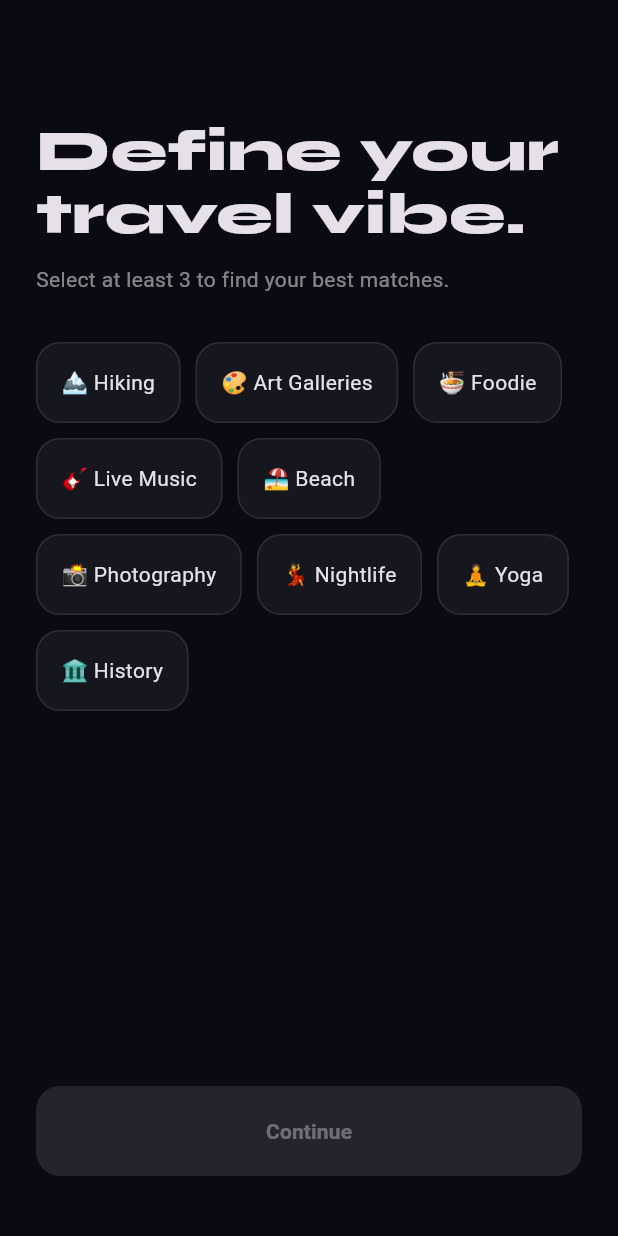
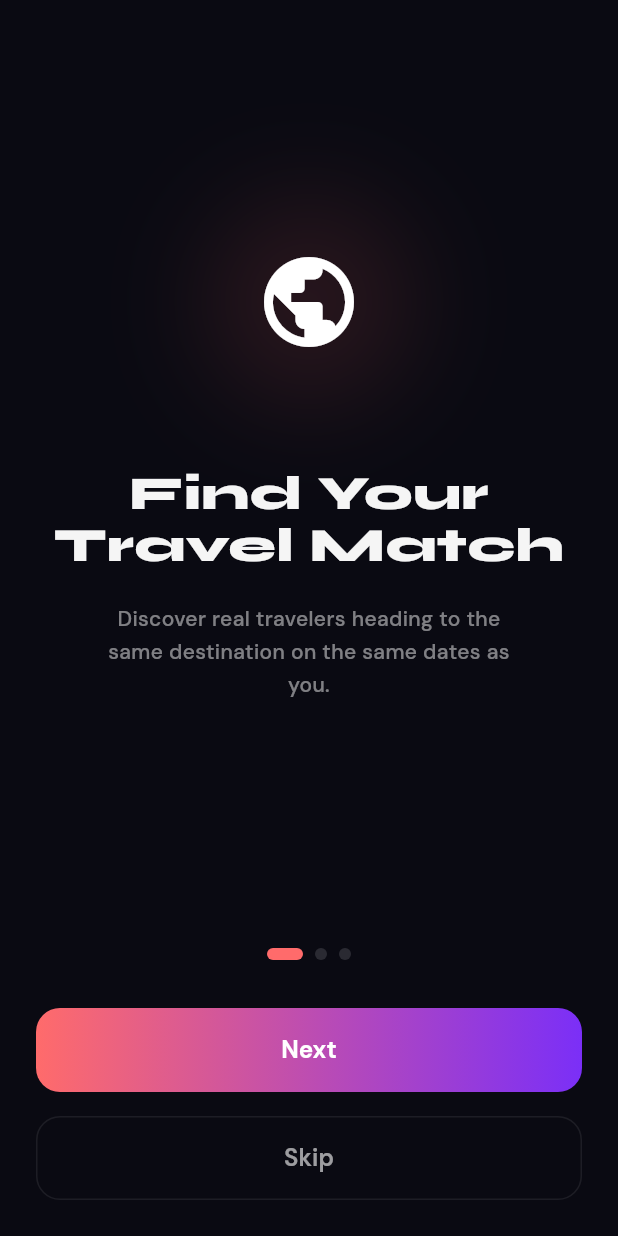
Before and after one commit to archetechglobal/zussgo-app, a Flutter app: the screen it shows after launch, on a phone screen of 412 x 824 dp. Run offline on Flutter 3.47's test engine with Material 3 defaults, Android fonts, the phone set to English and light mode, and no system bars; our stand-ins replace google_fonts.

Commit message:
Onboarding screen is completed

```diff
--- a/lib/features/onboarding/presentation/onboarding_screen.dart
+++ b/lib/features/onboarding/presentation/onboarding_screen.dart
@@ -9,111 +9,257 @@ class OnboardingScreen extends StatefulWidget {
 }
 
 class _OnboardingScreenState extends State<OnboardingScreen> {
-  // List of interests for Zussgo users
-  final List<String> _allInterests = [
-    '🏔️ Hiking',
-    '🎨 Art Galleries',
-    '🍜 Foodie',
-    '🎸 Live Music',
-    '🏖️ Beach',
-    '📸 Photography',
-    '💃 Nightlife',
-    '🧘 Yoga',
-    '🏛️ History',
+  final PageController _pageController = PageController();
+  int _currentPage = 0;
+
+  // Brand Colors matching your Splash Screen
+  static const Color coral = Color(0xFFFF6B6B);
+  static const Color violet = Color(0xFF7B2FF7);
+  static const Color darkBg = Color(0xFF0A0A12);
+
+  // Exact data from the UI designs including precise line breaks
+  final List<Map<String, dynamic>> _onboardingData = [
+    {
+      "icon": Icons.public, // Temporary guaranteed icon
+      "image": "assets/images/globe.png", // Ready for your exported 3D asset
+      "title": "Find Your\nTravel Match",
+      "subtitle":
+          "Discover real travelers heading to the\nsame destination on the same dates as\nyou.",
+      "showSkip": true,
+    },
+    {
+      "icon": Icons.handshake_outlined,
+      "image": "assets/images/handshake.png",
+      "title": "Match &\nConnect",
+      "subtitle":
+          "Browse verified profiles, match with\nwho you vibe with, and chat before you\ngo.",
+      "showSkip": false,
+    },
+    {
+      "icon": Icons.flight_takeoff,
+      "image": "assets/images/plane.png",
+      "title": "Travel\nTogether",
+      "subtitle":
+          "No more cancelled trips. No more solo\nanxiety. Just shared adventures.",
+      "showSkip": false,
+    },
   ];
 
-  final List<String> _selectedInterests = [];
+  void _goToNextPage() {
+    if (_currentPage < _onboardingData.length - 1) {
+      _pageController.nextPage(
+        duration: const Duration(milliseconds: 400),
+        curve: Curves.easeInOut,
+      );
+    } else {
+      _finishOnboarding();
+    }
+  }
+
+  void _finishOnboarding() {
+    // Navigate to Login/Signup when Auth is ready
+    print("Navigate to Auth");
+  }
 
   @override
   Widget build(BuildContext context) {
     return Scaffold(
-      body: Container(
-        padding: const EdgeInsets.symmetric(horizontal: 24),
+      backgroundColor: darkBg,
+      body: SafeArea(
         child: Column(
-          crossAxisAlignment: CrossAxisAlignment.start,
           children: [
-            const SizedBox(height: 80),
-            Text(
-              "Define your\ntravel vibe.",
-              style: GoogleFonts.syne(
-                fontSize: 38,
-                fontWeight: FontWeight.w800,
-                height: 1.1,
+            Expanded(
+              child: PageView.builder(
+                controller: _pageController,
+                physics: const BouncingScrollPhysics(),
+                onPageChanged: (index) {
+                  setState(() {
+                    _currentPage = index;
+                  });
+                },
+                itemCount: _onboardingData.length,
+                itemBuilder: (context, index) {
+                  final data = _onboardingData[index];
+
+                  final IconData icon = data["icon"] as IconData;
+                  final String title = data["title"]?.toString() ?? "";
+                  final String subtitle = data["subtitle"]?.toString() ?? "";
+
+                  return Padding(
+                    padding: const EdgeInsets.symmetric(horizontal: 24.0),
+                    child: Column(
+                      mainAxisAlignment: MainAxisAlignment.center,
+                      children: [
+                        // Container with the glow effect
+                        Container(
+                          width: 120,
+                          height: 120,
+                          decoration: BoxDecoration(
+                            shape: BoxShape.circle,
+                            boxShadow: [
+                              BoxShadow(
+                                color: coral.withOpacity(0.12),
+                                blurRadius: 60,
+                                spreadRadius: 10,
+                              ),
+                            ],
+                          ),
+                          child: Center(
+                            // WE ARE USING A BUILT-IN ICON FOR NOW TO PREVENT ERRORS
+                            child: Icon(icon, size: 72, color: Colors.white),
+                          ),
+                        ),
+                        const SizedBox(height: 50),
+
+                        // Title
+                        Text(
+                          title,
+                          textAlign: TextAlign.center,
+                          style: GoogleFonts.syne(
+                            fontSize: 32,
+                            fontWeight: FontWeight.w800,
+                            color: const Color(0xFFF5F5F5),
+                            height: 1.1,
+                          ),
+                        ),
+                        const SizedBox(height: 20),
+
+                        // Subtitle
+                        Text(
+                          subtitle,
+                          textAlign: TextAlign.center,
+                          style: GoogleFonts.dmSans(
+                            fontSize: 14,
+                            fontWeight: FontWeight.w500,
+                            color: const Color(0xFFF5F5F5).withOpacity(0.5),
+                            height: 1.6,
+                          ),
+                        ),
+                      ],
+                    ),
+                  );
+                },
               ),
             ),
-            const SizedBox(height: 12),
-            Text(
-              "Select at least 3 to find your best matches.",
-              style: TextStyle(color: Colors.white.withOpacity(0.5)),
-            ),
-            const SizedBox(height: 32),
 
-            // Interest Grid
-            Wrap(
-              spacing: 10,
-              runSpacing: 10,
-              children: _allInterests.map((interest) {
-                final isSelected = _selectedInterests.contains(interest);
-                return GestureDetector(
-                  onTap: () {
-                    setState(() {
-                      isSelected
-                          ? _selectedInterests.remove(interest)
-                          : _selectedInterests.add(interest);
-                    });
-                  },
-                  child: AnimatedContainer(
-                    duration: const Duration(milliseconds: 200),
-                    padding: const EdgeInsets.all(16),
-                    decoration: BoxDecoration(
-                      borderRadius: BorderRadius.circular(16),
-                      border: Border.all(
-                        color: isSelected
-                            ? const Color(0xFFFF6B6B)
-                            : Colors.white10,
-                      ),
-                      gradient: isSelected
-                          ? const LinearGradient(
-                              colors: [Color(0xFFFF6B6B), Color(0xFF7B2FF7)],
-                            )
-                          : null,
-                      color: isSelected ? null : Colors.white.withOpacity(0.05),
+            // Bottom Navigation Area (Fixed height to prevent jumping)
+            Padding(
+              padding: const EdgeInsets.symmetric(
+                horizontal: 24.0,
+                vertical: 24.0,
+              ),
+              child: Column(
+                mainAxisSize: MainAxisSize.min,
+                children: [
+                  // Dot Indicators
+                  Row(
+                    mainAxisAlignment: MainAxisAlignment.center,
+                    children: List.generate(
+                      _onboardingData.length,
+                      (index) => _buildDot(index: index),
                     ),
-                    child: Text(interest),
                   ),
-                );
-              }).toList(),
-            ),
+                  const SizedBox(height: 32),
 
-            const Spacer(),
+                  // Next / Get Started Gradient Button
+                  _buildGradientButton(
+                    text: _currentPage == _onboardingData.length - 1
+                        ? "Get Started"
+                        : "Next",
+                    onPressed: _goToNextPage,
+                  ),
+                  const SizedBox(height: 16),
 
-            // Continue Button
-            SizedBox(
-              width: double.infinity,
-              height: 60,
-              child: ElevatedButton(
-                style: ElevatedButton.styleFrom(
-                  backgroundColor: const Color(0xFF7B2FF7),
-                  shape: RoundedRectangleBorder(
-                    borderRadius: BorderRadius.circular(16),
-                  ),
-                  elevation: 0,
-                ),
-                onPressed: _selectedInterests.length >= 3
-                    ? () {
-                        // Navigate to Destination Picker (Next Step)
-                      }
-                    : null, // Disables button if < 3 selected
-                child: const Text(
-                  "Continue",
-                  style: TextStyle(fontWeight: FontWeight.bold),
-                ),
+                  // Skip Button (Maintains consistent vertical height even when hidden)
+                  if (_onboardingData[_currentPage]["showSkip"] == true)
+                    _buildSkipButton(onPressed: _finishOnboarding)
+                  else
+                    const SizedBox(
+                      height: 56,
+                    ), // 56 is the height of the skip button
+                ],
               ),
             ),
-            const SizedBox(height: 40),
           ],
         ),
       ),
     );
   }
+
+  Widget _buildDot({required int index}) {
+    bool isActive = _currentPage == index;
+    return AnimatedContainer(
+      duration: const Duration(milliseconds: 300),
+      margin: const EdgeInsets.symmetric(horizontal: 4),
+      height: 8,
+      width: isActive ? 24 : 8,
+      decoration: BoxDecoration(
+        color: isActive ? coral : const Color(0xFF2A2A32),
+        borderRadius: BorderRadius.circular(4),
+      ),
+    );
+  }
+
+  Widget _buildGradientButton({
+    required String text,
+    required VoidCallback onPressed,
+  }) {
+    return Container(
+      width: double.infinity,
+      height: 56,
+      decoration: BoxDecoration(
+        borderRadius: BorderRadius.circular(16),
+        gradient: const LinearGradient(
+          colors: [coral, violet],
+          begin: Alignment.centerLeft,
+          end: Alignment.centerRight,
+        ),
+      ),
+      child: ElevatedButton(
+        onPressed: onPressed,
+        style: ElevatedButton.styleFrom(
+          backgroundColor: Colors.transparent,
+          shadowColor: Colors.transparent,
+          shape: RoundedRectangleBorder(
+            borderRadius: BorderRadius.circular(16),
+          ),
+        ),
+        child: Text(
+          text,
+          style: GoogleFonts.dmSans(
+            fontSize: 16,
+            fontWeight: FontWeight.bold,
+            color: Colors.white,
+          ),
+        ),
+      ),
+    );
+  }
+
+  Widget _buildSkipButton({required VoidCallback onPressed}) {
+    return Container(
+      width: double.infinity,
+      height: 56,
+      decoration: BoxDecoration(
+        borderRadius: BorderRadius.circular(16),
+        border: Border.all(color: Colors.white.withOpacity(0.08)),
+      ),
+      child: TextButton(
+        onPressed: onPressed,
+        style: TextButton.styleFrom(
+          shape: RoundedRectangleBorder(
+            borderRadius: BorderRadius.circular(16),
+          ),
+        ),
+        child: Text(
+          'Skip',
+          style: GoogleFonts.dmSans(
+            fontSize: 16,
+            fontWeight: FontWeight.w600,
+            color: Colors.white.withOpacity(0.6),
+          ),
+        ),
+      ),
+    );
+  }
 }
--- a/pubspec.yaml
+++ b/pubspec.yaml
@@ -2,7 +2,7 @@ name: zussgo
 description: "Together we Go"
 # The following line prevents the package from being accidentally published to
 # pub.dev using `flutter pub publish`. This is preferred for private packages.
-publish_to: 'none' # Remove this line if you wish to publish to pub.dev
+publish_to: "none" # Remove this line if you wish to publish to pub.dev
 
 # The following defines the version and build number for your application.
 # A version number is three numbers separated by dots, like 1.2.43
@@ -52,11 +52,12 @@ dev_dependencies:
 
 # The following section is specific to Flutter packages.
 flutter:
-
   # The following line ensures that the Material Icons font is
   # included with your application, so that you can use the icons in
   # the material Icons class.
   uses-material-design: true
+  assets:
+    - assets/images/
 
   # To add assets to your application, add an assets section, like this:
   # assets:
```
